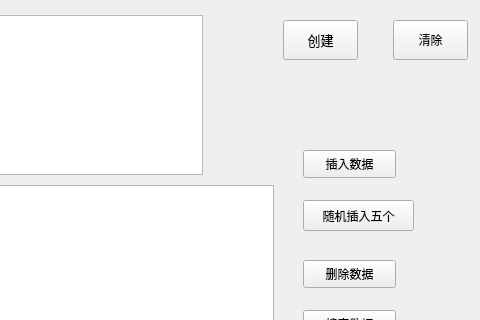
Before: the Qt Designer form myavltree.ui in bkqkdksdr/QT, drawn with Qt 5; both pictures show x 557 to 1037 and y 0 to 320 of the 1037 by 731 pixel window.
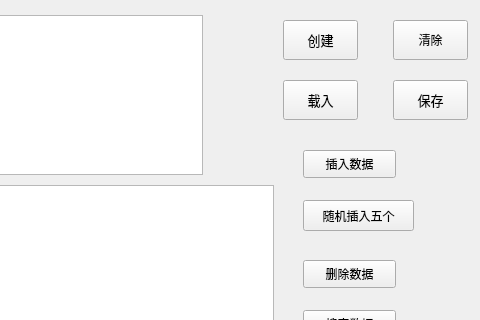
After: the same form once the commit is applied.

The edit to the form file:
```diff
--- a/myavltree.ui
+++ b/myavltree.ui
@@ -297,6 +297,56 @@
     <string>后序遍历</string>
    </property>
   </widget>
+  <widget class="QPushButton" name="pushButtonload">
+   <property name="geometry">
+    <rect>
+     <x>840</x>
+     <y>80</y>
+     <width>75</width>
+     <height>40</height>
+    </rect>
+   </property>
+   <property name="minimumSize">
+    <size>
+     <width>0</width>
+     <height>20</height>
+    </size>
+   </property>
+   <property name="font">
+    <font>
+     <family>Consolas</family>
+     <pointsize>10</pointsize>
+    </font>
+   </property>
+   <property name="text">
+    <string>载入</string>
+   </property>
+  </widget>
+  <widget class="QPushButton" name="pushButtonsave">
+   <property name="geometry">
+    <rect>
+     <x>950</x>
+     <y>80</y>
+     <width>75</width>
+     <height>40</height>
+    </rect>
+   </property>
+   <property name="minimumSize">
+    <size>
+     <width>0</width>
+     <height>20</height>
+    </size>
+   </property>
+   <property name="font">
+    <font>
+     <family>Consolas</family>
+     <pointsize>10</pointsize>
+    </font>
+   </property>
+   <property name="text">
+    <string>保存</string>
+   </property>
+  </widget>
  </widget>
  <resources/>
  <connections/>
```
